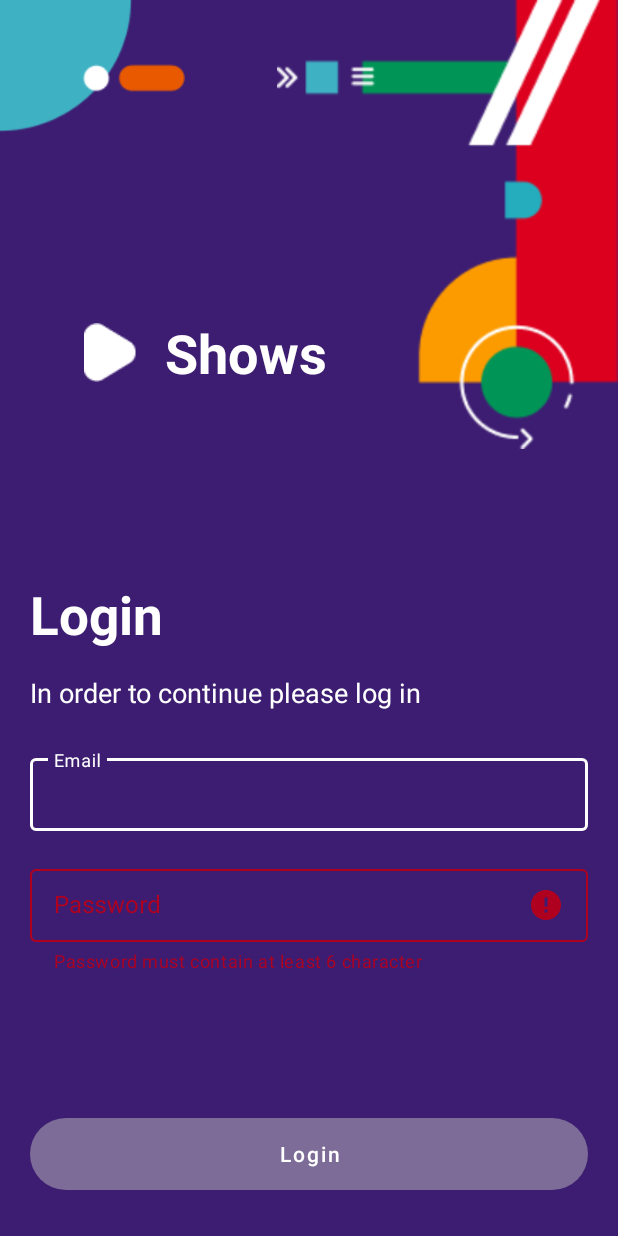
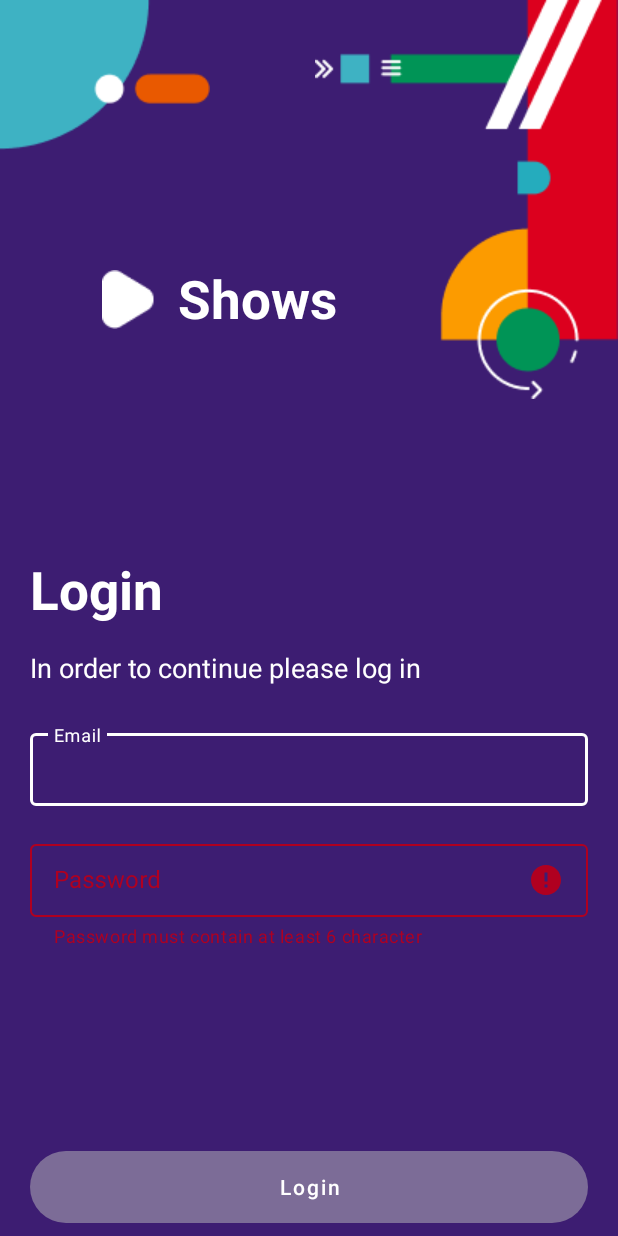
Before and after one commit to ivonamitovska/infinum-academy-shows-app-ivonamitovska, an Android app: the screen it shows after launch (LoginActivity), after a tap on an icon or button, on a phone screen of 412 x 824 dp. Run offline under Robolectric (Android 15) with nearby library versions, the phone set to English and light mode, and no system bars.

Commit message:
pushing changes

```diff
--- /dev/null
+++ b/app/src/main/java/com/infinum/shows_ivona_mitovska/Constants.kt
@@ -0,0 +1,6 @@
+package com.infinum.shows_ivona_mitovska
+
+object Constants {
+    val MINSIXC = "^.{6,}"
+    val MINONEC = "^.{1,}"
+}
--- a/app/src/main/java/com/infinum/shows_ivona_mitovska/LoginActivity.kt
+++ b/app/src/main/java/com/infinum/shows_ivona_mitovska/LoginActivity.kt
@@ -25,9 +25,9 @@ class LoginActivity : AppCompatActivity() {
 
 
     private fun listenOnLogin() {
-        binding.LoginButton.setOnClickListener {
+        binding.loginButton.setOnClickListener {
 
-            val email = binding.EmailEdittext.text
+            val email = binding.emailEditText.text
             val split = email?.split("@")?.toTypedArray()
             val intent = Intent("com.infinum.shows.action")
             intent.putExtra(Intent.EXTRA_TEXT, split?.get(0))
@@ -37,57 +37,68 @@ class LoginActivity : AppCompatActivity() {
     }
 
     private fun validEmailListener() {
-        binding.EmailEdittext.addTextChangedListener(object : TextWatcher {
-            override fun beforeTextChanged(p0: CharSequence?, p1: Int, p2: Int, p3: Int) {}
-            override fun afterTextChanged(p0: Editable?) {}
+        binding.emailEditText.addTextChangedListener(object : TextWatcher {
+            override fun beforeTextChanged(
+                text: CharSequence?,
+                start: Int,
+                count: Int,
+                after: Int
+            ) {
+            }
 
-            override fun onTextChanged(p0: CharSequence?, p1: Int, p2: Int, p3: Int) {
-                validEmail(p0.toString())
+            override fun afterTextChanged(text: Editable?) {}
+
+            override fun onTextChanged(text: CharSequence?, start: Int, before: Int, count: Int) {
+                validEmail(text.toString())
                 checkValidity()
             }
         })
     }
 
     private fun validPasswordListener() {
-        binding.PasswordEdittext.addTextChangedListener(object : TextWatcher {
-            override fun beforeTextChanged(p0: CharSequence?, p1: Int, p2: Int, p3: Int) {}
-            override fun afterTextChanged(p0: Editable?) {}
+        binding.passwordEditText.addTextChangedListener(object : TextWatcher {
+            override fun beforeTextChanged(
+                text: CharSequence?,
+                start: Int,
+                count: Int,
+                after: Int
+            ) {
+            }
 
-            override fun onTextChanged(p0: CharSequence?, p1: Int, p2: Int, p3: Int) {
-                validPassword(p0.toString())
+            override fun afterTextChanged(text: Editable?) {}
+
+            override fun onTextChanged(text: CharSequence?, start: Int, before: Int, count: Int) {
+                validPassword(text.toString())
                 checkValidity()
             }
         })
     }
 
-    fun checkValidity() {
-        binding.LoginButton.isEnabled = loginValidity.isLoginValid()
+    private fun checkValidity() {
+        binding.loginButton.isEnabled = loginValidity.isLoginValid()
     }
 
     private fun validEmail(email: String) {
-//
-        if(!email.matches("^.{1,}".toRegex())){
-            binding.EmailLayout.error = "Email must contain at least 1 character"
+
+        if (!email.matches(Constants.MINONEC.toRegex())) {
+            binding.emailLayout.error = "Email must contain at least 1 character"
             loginValidity.setEmailValidity(false)
-        }
-
-        else if (!Patterns.EMAIL_ADDRESS.matcher(email).matches()) {
-            binding.EmailLayout.error = "Invalid Email Address"
+        } else if (!Patterns.EMAIL_ADDRESS.matcher(email).matches()) {
+            binding.emailLayout.error = "Invalid Email Address"
             loginValidity.setEmailValidity(false)
         } else {
-            binding.EmailLayout.error = null
+            binding.emailLayout.error = null
             loginValidity.setEmailValidity(true)
         }
     }
 
     private fun validPassword(password: String) {
 
-        if(!password.matches("^.{6,}".toRegex())){
-            binding.PasswordLayout.error = "Password must contain at least 6 character"
+        if (!password.matches(Constants.MINSIXC.toRegex())) {
+            binding.passwordLayout.error = "Password must contain at least 6 character"
             loginValidity.setPasswordValidity(false)
-        }
-        else {
-            binding.PasswordLayout.error = null
+        } else {
+            binding.passwordLayout.error = null
             loginValidity.setPasswordValidity(true)
         }
     }
--- a/app/src/main/java/com/infinum/shows_ivona_mitovska/WelcomeActivity.kt
+++ b/app/src/main/java/com/infinum/shows_ivona_mitovska/WelcomeActivity.kt
@@ -1,17 +1,17 @@
 package com.infinum.shows_ivona_mitovska
 
 import android.content.Intent
+import android.os.Bundle
 import androidx.appcompat.app.AppCompatActivity
-import android.os.Bundle
 import com.infinum.shows_ivona_mitovska.databinding.ActivityWelcomeBinding
 
 class WelcomeActivity : AppCompatActivity() {
-    lateinit var binding: ActivityWelcomeBinding
+    private lateinit var binding: ActivityWelcomeBinding
     override fun onCreate(savedInstanceState: Bundle?) {
         super.onCreate(savedInstanceState)
-        binding=ActivityWelcomeBinding.inflate(layoutInflater)
+        binding = ActivityWelcomeBinding.inflate(layoutInflater)
         setContentView(binding.root)
 
-        binding.WelcomeText.text= "Welcome, ${intent.extras?.getString(Intent.EXTRA_TEXT)}!"
+        binding.WelcomeText.text = "Welcome, ${intent.extras?.getString(Intent.EXTRA_TEXT)}!"
     }
 }
--- a/app/src/main/res/layout/activity_login.xml
+++ b/app/src/main/res/layout/activity_login.xml
@@ -1,4 +1,11 @@
 <?xml version="1.0" encoding="utf-8"?>
+<ScrollView xmlns:android="http://schemas.android.com/apk/res/android"
+    xmlns:app="http://schemas.android.com/apk/res-auto"
+    xmlns:tools="http://schemas.android.com/tools"
+    android:layout_width="match_parent"
+    android:layout_height="match_parent"
+    android:fillViewport="true">
+
     <androidx.constraintlayout.widget.ConstraintLayout xmlns:android="http://schemas.android.com/apk/res/android"
         xmlns:app="http://schemas.android.com/apk/res-auto"
         xmlns:tools="http://schemas.android.com/tools"
@@ -7,83 +14,74 @@
         android:background="@color/my_purple"
         tools:context=".LoginActivity">
 
-    <LinearLayout
-        android:id="@+id/photoId"
-        android:layout_width="match_parent"
-        android:layout_height="wrap_content"
-        android:orientation="horizontal"
-        android:weightSum="1"
-        app:layout_constraintTop_toTopOf="parent">
 
         <ImageView
-            android:id="@+id/topLeft"
-            android:layout_width="0dp"
+            android:id="@+id/topLeftImageView"
+            android:layout_width="wrap_content"
             android:layout_height="wrap_content"
-            android:layout_weight="0.3"
             android:adjustViewBounds="true"
-            android:src="@drawable/topleft" />
+            android:src="@drawable/topleft"
+            app:layout_constraintStart_toStartOf="parent"
+            app:layout_constraintTop_toTopOf="parent" />
 
-        <View
-            android:layout_width="0dp"
-            android:layout_height="0dp"
-            android:layout_weight="0.15" />
 
         <ImageView
-            android:id="@+id/topRight"
-            android:layout_width="0dp"
-            android:layout_height="wrap_content"
-            android:layout_weight="0.55"
-            android:adjustViewBounds="true"
-            android:src="@drawable/topright" />
-    </LinearLayout>
-
-    <LinearLayout
-        android:id="@+id/TitleLayout"
+            android:id="@+id/topRightImageView"
             android:layout_width="wrap_content"
             android:layout_height="wrap_content"
-        android:layout_marginBottom="40dp"
-        android:orientation="horizontal"
-        app:layout_constraintBottom_toBottomOf="@id/photoId"
-        app:layout_constraintStart_toStartOf="parent">
+            android:adjustViewBounds="true"
+            android:src="@drawable/topright"
+            app:layout_constraintEnd_toEndOf="parent"
+            app:layout_constraintTop_toTopOf="parent" />
+
 
         <ImageView
             android:id="@+id/triangle"
-            android:layout_width="match_parent"
-            android:layout_height="match_parent"
-            android:layout_marginStart="56dp"
+            android:layout_width="wrap_content"
+            android:layout_height="wrap_content"
+            android:layout_marginStart="50dp"
+            android:layout_marginTop="80dp"
             android:layout_marginEnd="18.94dp"
-            android:src="@drawable/triangle" />
+            android:src="@drawable/triangle"
+            app:layout_constraintEnd_toEndOf="@id/topLeftImageView"
+            app:layout_constraintStart_toStartOf="parent"
+            app:layout_constraintTop_toBottomOf="@id/topLeftImageView"
+
+
+            />
 
         <TextView
             android:id="@+id/title"
             android:layout_width="wrap_content"
             android:layout_height="wrap_content"
+            android:layout_marginStart="15dp"
+            android:layout_marginTop="75dp"
             android:fontFamily="sans-serif"
+
             android:text="Shows"
             android:textColor="@color/white"
-            android:textSize="36sp"
-            android:textStyle="bold" />
-    </LinearLayout>
+            android:textSize="35sp"
+            android:textStyle="bold"
+            app:layout_constraintLeft_toRightOf="@id/triangle"
+            app:layout_constraintStart_toEndOf="@id/triangle"
+            app:layout_constraintTop_toBottomOf="@id/topLeftImageView"
 
-    <LinearLayout
-        android:id="@+id/LoginLayout"
-        android:layout_width="match_parent"
-        android:layout_height="wrap_content"
-        android:layout_marginHorizontal="20dp"
-        android:orientation="vertical"
-        app:layout_constraintEnd_toEndOf="parent"
-        app:layout_constraintStart_toStartOf="parent"
-        app:layout_constraintTop_toTopOf="@id/TitleLayout"
-        app:layout_constraintBottom_toBottomOf="parent">
+
+            />
+
 
         <TextView
             android:id="@+id/login"
             android:layout_width="wrap_content"
             android:layout_height="wrap_content"
+            android:layout_marginStart="20dp"
+            android:layout_marginTop="150dp"
             android:text="Login"
+            android:textColor="@color/white"
+            android:textSize="35sp"
             android:textStyle="bold"
-            android:textColor="@color/white"
-            android:textSize="35sp" />
+            app:layout_constraintStart_toStartOf="parent"
+            app:layout_constraintTop_toBottomOf="@id/triangle" />
 
         <TextView
             android:id="@+id/info"
@@ -92,28 +90,32 @@
             android:layout_marginTop="16dp"
             android:text="In order to continue please log in"
             android:textColor="@color/white"
-            android:textSize="18sp" />
+            android:textSize="18sp"
+            app:layout_constraintStart_toStartOf="@id/login"
+            app:layout_constraintTop_toBottomOf="@id/login" />
 
         <com.google.android.material.textfield.TextInputLayout
-            android:id="@+id/EmailLayout"
-            android:theme="@style/TextInputLayoutStyle"
+            android:id="@+id/emailLayout"
+            style="@style/Widget.MaterialComponents.TextInputLayout.OutlinedBox"
             android:layout_width="match_parent"
             android:layout_height="wrap_content"
+            android:layout_marginHorizontal="20dp"
             android:layout_marginTop="26dp"
             android:hint="Email"
+            android:textColorHint="@color/white"
+            android:theme="@style/TextInputLayoutStyle"
+            app:boxStrokeColor="@color/white"
             app:hintTextColor="@color/white"
-            android:textColorHint="@color/white"
-            app:boxStrokeColor="@color/white"
-            style="@style/Widget.MaterialComponents.TextInputLayout.OutlinedBox">
+            app:layout_constraintTop_toBottomOf="@id/info">
 
             <com.google.android.material.textfield.TextInputEditText
-                android:id="@+id/EmailEdittext"
+                android:id="@+id/emailEditText"
                 android:layout_width="match_parent"
                 android:layout_height="wrap_content"
-                android:textColor="@color/white"
                 android:imeOptions="actionNext"
                 android:inputType="textEmailAddress"
                 android:singleLine="true"
+                android:textColor="@color/white"
 
                 />
 
@@ -121,48 +123,49 @@
 
         <com.google.android.material.textfield.TextInputLayout
 
-            android:id="@+id/PasswordLayout"
-            android:theme="@style/TextInputLayoutStyle"
+            android:id="@+id/passwordLayout"
+            style="@style/Widget.MaterialComponents.TextInputLayout.OutlinedBox"
             android:layout_width="match_parent"
             android:layout_height="wrap_content"
+            android:layout_marginHorizontal="20dp"
             android:layout_marginTop="20dp"
             android:hint="Password"
+            android:textColorHint="@color/white"
+            android:theme="@style/TextInputLayoutStyle"
+            app:boxStrokeColor="@color/white"
             app:hintTextColor="@color/white"
-            android:textColorHint="@color/white"
-            app:boxStrokeColor="@color/white"
+            app:layout_constraintTop_toBottomOf="@id/emailLayout"
             app:passwordToggleEnabled="true"
-            app:passwordToggleTint="@color/white"
-            style="@style/Widget.MaterialComponents.TextInputLayout.OutlinedBox">
+            app:passwordToggleTint="@color/white">
 
 
             <com.google.android.material.textfield.TextInputEditText
-                android:id="@+id/PasswordEdittext"
+                android:id="@+id/passwordEditText"
                 android:layout_width="match_parent"
                 android:layout_height="wrap_content"
-                android:textColor="@color/white"
                 android:imeOptions="actionDone"
                 android:inputType="textPassword"
                 android:singleLine="true"
-                />
+                android:textColor="@color/white" />
 
         </com.google.android.material.textfield.TextInputLayout>
-</LinearLayout>
+
         <Button
-        android:id="@+id/LoginButton"
-        android:background="@drawable/round_style"
+            android:id="@+id/loginButton"
+            style="@style/Widget.AppTheme.MaterialButton"
             android:layout_width="match_parent"
             android:layout_height="wrap_content"
+            android:layout_marginHorizontal="20dp"
+            android:layout_marginTop="135dp"
+            android:background="@drawable/round_style"
+            android:enabled="false"
             android:text="Login"
-        style="@style/Widget.AppTheme.MaterialButton"
             android:textAllCaps="false"
+
+            app:layout_constraintEnd_toEndOf="parent"
             app:layout_constraintStart_toStartOf="parent"
-        app:layout_constraintEnd_toEndOf="parent"
-        app:layout_constraintBottom_toBottomOf="parent"
-        app:layout_constraintTop_toBottomOf="@id/LoginLayout"
-        android:layout_marginHorizontal="20dp"
-        android:layout_marginTop="65dp"
-        android:enabled="false"/>
-
+            app:layout_constraintTop_toBottomOf="@id/passwordLayout" />
 
 
     </androidx.constraintlayout.widget.ConstraintLayout>
+</ScrollView>
--- a/app/src/main/res/layout/activity_welcome.xml
+++ b/app/src/main/res/layout/activity_welcome.xml
@@ -10,24 +10,23 @@
         android:id="@+id/welcome"
         android:layout_width="wrap_content"
         android:layout_height="wrap_content"
+        android:layout_marginBottom="36dp"
         android:src="@drawable/welcome"
-        app:layout_constraintStart_toStartOf="parent"
+        app:layout_constraintBottom_toTopOf="@id/WelcomeText"
         app:layout_constraintEnd_toEndOf="parent"
-        app:layout_constraintBottom_toTopOf="@id/WelcomeText"
-        android:layout_marginBottom="36dp" />
-
+        app:layout_constraintStart_toStartOf="parent" />
 
 
     <TextView
         android:id="@+id/WelcomeText"
         android:layout_width="wrap_content"
         android:layout_height="wrap_content"
-        app:layout_constraintStart_toStartOf="parent"
-        app:layout_constraintEnd_toEndOf="parent"
-        app:layout_constraintBottom_toBottomOf="parent"
-        app:layout_constraintTop_toTopOf="@id/welcome"
         android:layout_marginBottom="100dp"
         android:text="Welcome"
+        app:layout_constraintBottom_toBottomOf="parent"
+        app:layout_constraintEnd_toEndOf="parent"
+        app:layout_constraintStart_toStartOf="parent"
+        app:layout_constraintTop_toTopOf="@id/welcome"
 
         />
 
```
Lines whose indentation alone changed are shown as unchanged.
